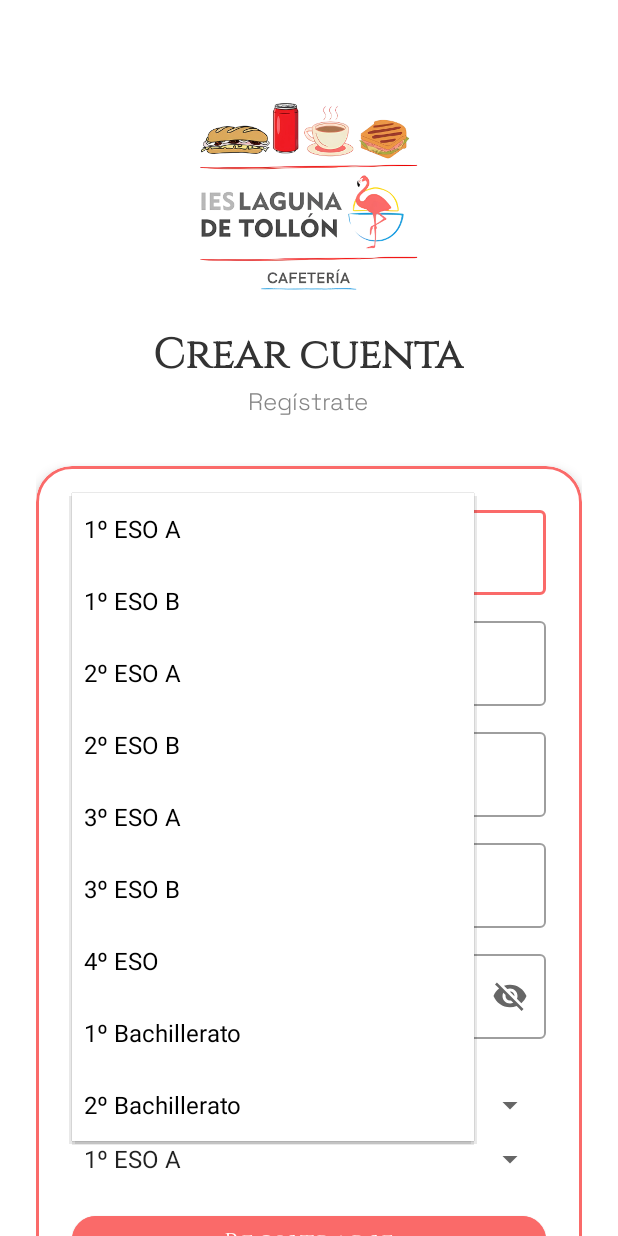
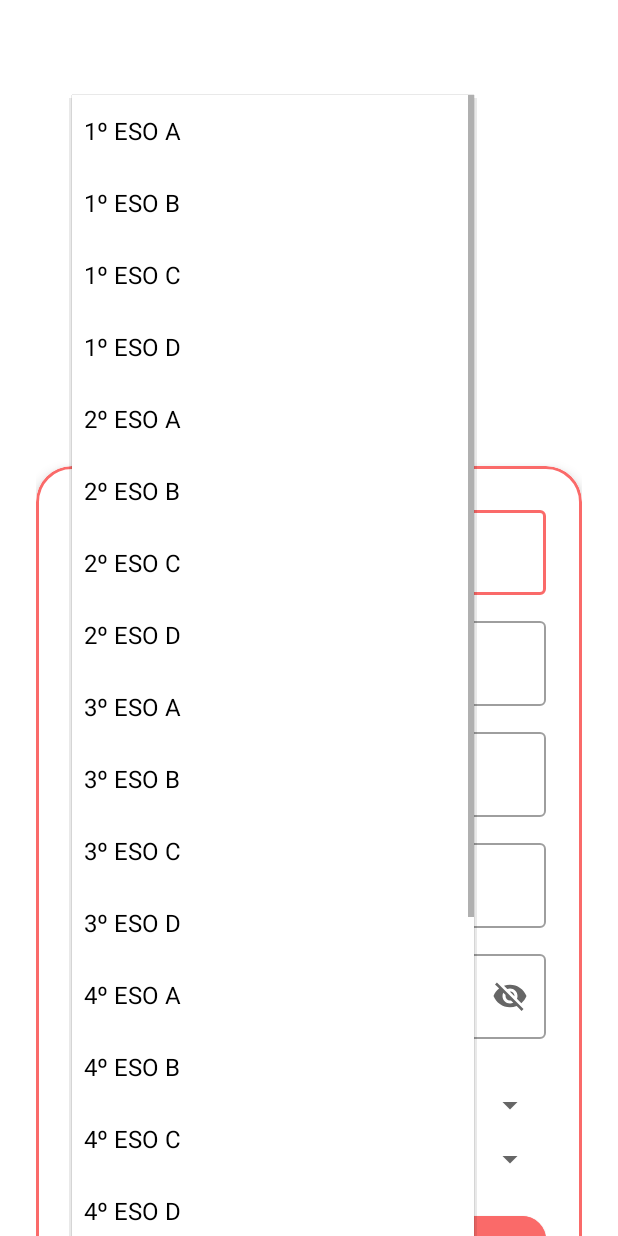
Before and after one commit to frandd07/cafeteria-android, an Android app: the RegisterActivity screen opened directly, with no data from a screen before it, after a tap on "1º ESO A", on a phone screen of 412 x 824 dp. Run offline under Robolectric (Android 15) with nearby library versions, the phone set to English and light mode, and no system bars; libraries missing offline, so code that uses them is left out: es.dmoral.toasty; 2 other taps on this screen came first.

Commit message:
fix: array

```diff
--- a/app/src/main/res/values/arrays.xml
+++ b/app/src/main/res/values/arrays.xml
@@ -2,12 +2,25 @@
     <string-array name="cursos_array">
         <item>1º ESO A</item>
         <item>1º ESO B</item>
+        <item>1º ESO C</item>
+        <item>1º ESO D</item>
         <item>2º ESO A</item>
         <item>2º ESO B</item>
+        <item>2º ESO C</item>
+        <item>2º ESO D</item>
         <item>3º ESO A</item>
         <item>3º ESO B</item>
-        <item>4º ESO</item>
+        <item>3º ESO C</item>
+        <item>3º ESO D</item>
+        <item>4º ESO A</item>
+        <item>4º ESO B</item>
+        <item>4º ESO C</item>
+        <item>4º ESO D</item>
         <item>1º Bachillerato</item>
         <item>2º Bachillerato</item>
+        <item>1º SMR</item>
+        <item>2º SMR</item>
+        <item>1º DAM</item>
+        <item>2º DAM</item>
     </string-array>
 </resources>
```
